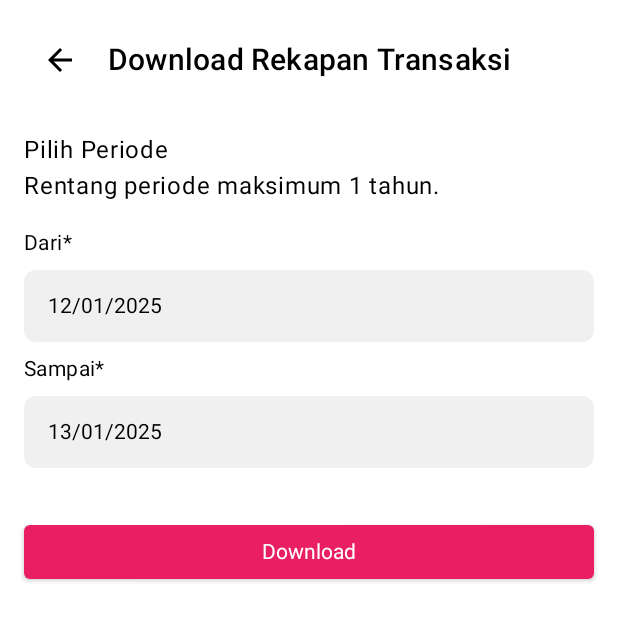
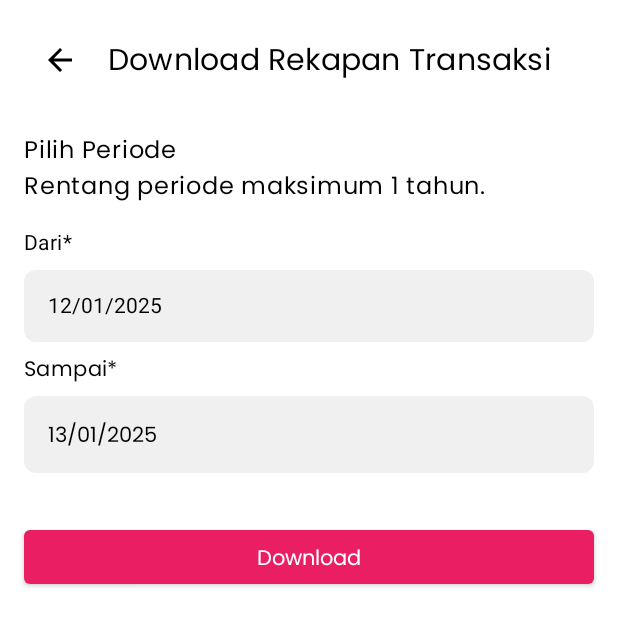
Before and after one commit to Afianfebrianto/Pengelola-Keuangan, an Android app built with Jetpack Compose: the DownloadScreen screen opened through its navigation route, on a phone screen of 412 x 824 dp. Shown: the top 626 px of the screen. Run offline under Robolectric (Android 15) with nearby library versions, the phone set to English and light mode, and no system bars; our stand-ins replace Room's generated code, livedata-compose.

Commit message:
ubah Font Next -ubah Font Pdf -Fonweight PDF juga keknya deh

```diff
--- a/app/src/main/java/com/project/pengelolakeuangan/ui/component/DownloadScreen.kt
+++ b/app/src/main/java/com/project/pengelolakeuangan/ui/component/DownloadScreen.kt
@@ -32,6 +32,7 @@ import androidx.compose.ui.graphics.Color
 import androidx.compose.ui.platform.LocalContext
 import androidx.compose.ui.unit.dp
 import androidx.navigation.NavHostController
+import com.project.pengelolakeuangan.utils.poppinsFamily
 import java.time.LocalDate
 import java.time.format.DateTimeFormatter
 
@@ -73,14 +74,16 @@ fun DownloadScreen(
                 Spacer(modifier = Modifier.width(8.dp))
                 Text(
                     text = "Download Rekapan Transaksi",
-                    style = MaterialTheme.typography.h6
+                    style = MaterialTheme.typography.h6,
+                    fontFamily = poppinsFamily
                 )
             }
 
             Spacer(modifier = Modifier.height(24.dp))
             Text(
                 text = "Pilih Periode\nRentang periode maksimum 1 tahun.",
-                style = MaterialTheme.typography.body1
+                style = MaterialTheme.typography.body1,
+                fontFamily = poppinsFamily
             )
             Spacer(modifier = Modifier.height(16.dp))
 
@@ -99,7 +102,7 @@ fun DownloadScreen(
                 Text(text = startDate.value.format(dateFormatter))
             }
 
-            Text(text = "Sampai*", style = MaterialTheme.typography.body2)
+            Text(text = "Sampai*", style = MaterialTheme.typography.body2, fontFamily = poppinsFamily)
             Box(
                 modifier = Modifier
                     .fillMaxWidth()
@@ -111,7 +114,7 @@ fun DownloadScreen(
                     .clickable { showDatePicker.value = true to "end" }
                     .padding(16.dp)
             ) {
-                Text(text = endDate.value.format(dateFormatter))
+                Text(text = endDate.value.format(dateFormatter), fontFamily = poppinsFamily)
             }
 
             Spacer(modifier = Modifier.height(24.dp))
@@ -142,7 +145,7 @@ fun DownloadScreen(
                     backgroundColor = if (isValidPeriod) Color(0xFFE91E63) else Color.Gray
                 )
             ) {
-                Text(text = "Download", color = Color.White)
+                Text(text = "Download", color = Color.White, fontFamily = poppinsFamily)
             }
 
             if (showDatePicker.value.first) {
--- a/app/src/main/java/com/project/pengelolakeuangan/ui/component/DropdownMenu.kt
+++ b/app/src/main/java/com/project/pengelolakeuangan/ui/component/DropdownMenu.kt
@@ -11,6 +11,7 @@ import androidx.compose.runtime.mutableStateOf
 import androidx.compose.runtime.remember
 import androidx.compose.runtime.setValue
 import androidx.compose.ui.Modifier
+import com.project.pengelolakeuangan.utils.poppinsFamily
 
 @Composable
 fun DropdownMenu(
@@ -34,7 +35,7 @@ fun DropdownMenu(
                     onOptionSelected(option)
                     expanded = false
                 }) {
-                    Text(option)
+                    Text(option, fontFamily = poppinsFamily)
                 }
             }
         }
--- a/app/src/main/java/com/project/pengelolakeuangan/ui/component/FinancialSummary.kt
+++ b/app/src/main/java/com/project/pengelolakeuangan/ui/component/FinancialSummary.kt
@@ -15,8 +15,10 @@ import androidx.compose.runtime.Composable
 import androidx.compose.ui.Alignment
 import androidx.compose.ui.Modifier
 import androidx.compose.ui.graphics.Color
+import androidx.compose.ui.text.font.FontWeight
 import androidx.compose.ui.unit.dp
 import com.project.pengelolakeuangan.utils.formatToRupiahh
+import com.project.pengelolakeuangan.utils.poppinsFamily
 
 @Composable
 fun FinancialSummary(
@@ -40,20 +42,22 @@ fun FinancialSummary(
                 horizontalArrangement = Arrangement.SpaceBetween
             ) {
                 Column(horizontalAlignment = Alignment.CenterHorizontally) {
-                    Text(text = "Pemasukan", style = MaterialTheme.typography.body1)
+                    Text(text = "Pemasukan", style = MaterialTheme.typography.body1, fontFamily = poppinsFamily, fontWeight = FontWeight.Bold)
                     Text(
                         text = "${formatToRupiahh(totalIncome)}",
                         style = MaterialTheme.typography.h6,
-                        color = Color(0xFF4CAF50)
+                        color = Color(0xFF4CAF50),
+                        fontFamily = poppinsFamily
                     )
                 }
 
                 Column(horizontalAlignment = Alignment.CenterHorizontally) {
-                    Text(text = "Pengeluaran", style = MaterialTheme.typography.body1)
+                    Text(text = "Pengeluaran", style = MaterialTheme.typography.body1, fontFamily = poppinsFamily, fontWeight = FontWeight.Bold)
                     Text(
                         text = "${formatToRupiahh(totalExpense)}",
                         style = MaterialTheme.typography.h6,
-                        color = Color(0xFFF44336)
+                        color = Color(0xFFF44336),
+                        fontFamily = poppinsFamily
                     )
                 }
             }
@@ -66,11 +70,12 @@ fun FinancialSummary(
                     .padding(top = 8.dp),
                 horizontalAlignment = Alignment.CenterHorizontally
             ) {
-                Text(text = "Saldo", style = MaterialTheme.typography.body1)
+                Text(text = "Saldo", style = MaterialTheme.typography.body1, fontFamily = poppinsFamily, fontWeight = FontWeight.Bold)
                 Text(
                     text = "${formatToRupiahh(balance)}",
                     style = MaterialTheme.typography.h6,
-                    color = Color(0xFF2196F3)
+                    color = Color(0xFF2196F3),
+                    fontFamily = poppinsFamily
                 )
             }
         }
--- a/app/src/main/java/com/project/pengelolakeuangan/ui/component/button.kt
+++ b/app/src/main/java/com/project/pengelolakeuangan/ui/component/button.kt
@@ -20,6 +20,7 @@ import androidx.compose.ui.graphics.Color
 import androidx.compose.ui.text.font.FontWeight
 import androidx.compose.ui.tooling.preview.Preview
 import androidx.compose.ui.unit.dp
+import com.project.pengelolakeuangan.utils.poppinsFamily
 
 @Composable
 fun WelcomeButton(
@@ -47,7 +48,9 @@ fun WelcomeButton(
             text = text,
             color = Color.Black,
             style = MaterialTheme.typography.body1,
-            fontWeight = FontWeight.Bold
+            fontWeight = FontWeight.Bold,
+            fontFamily = poppinsFamily
+
         )
     }
 }
--- a/app/src/main/java/com/project/pengelolakeuangan/ui/navigation/AppNavGraph.kt
+++ b/app/src/main/java/com/project/pengelolakeuangan/ui/navigation/AppNavGraph.kt
@@ -21,6 +21,7 @@ import androidx.navigation.NavHostController
 import androidx.navigation.compose.currentBackStackEntryAsState
 import com.project.pengelolakeuangan.R
 import com.project.pengelolakeuangan.ui.viewModel.TransaksiViewModel
+import com.project.pengelolakeuangan.utils.poppinsFamily
 
 
 @Composable
@@ -91,6 +92,7 @@ fun BottomNavigationBar(currentRoute: String?, onItemSelected: (String) -> Unit)
                         modifier = Modifier.background(Color.Transparent) // Menjadikan background label transparan
                     ) {
                         Text(
+                            fontFamily = poppinsFamily,
                             text = screen.route.capitalize(),
                             color = Color.Black // Menentukan warna teks
                         )
--- a/app/src/main/java/com/project/pengelolakeuangan/ui/screens/beranda/Home.kt
+++ b/app/src/main/java/com/project/pengelolakeuangan/ui/screens/beranda/Home.kt
@@ -35,6 +35,7 @@ import com.project.pengelolakeuangan.ui.component.FinancialSummary
 import com.project.pengelolakeuangan.ui.component.TransactionItem
 import com.project.pengelolakeuangan.ui.navigation.Screen
 import com.project.pengelolakeuangan.ui.viewModel.TransaksiViewModel
+import com.project.pengelolakeuangan.utils.poppinsFamily
 import java.time.LocalDate
 import java.time.format.DateTimeFormatter
 
@@ -103,7 +104,8 @@ fun HomeScreen(navController: NavHostController, viewModel: TransaksiViewModel)
                     Text(
                         text = selectedDate.value.format(dateFormatter),
                         color = Color.White,
-                        style = MaterialTheme.typography.h6
+                        style = MaterialTheme.typography.h6,
+                        fontFamily = poppinsFamily
                     )
                 }
 
--- a/app/src/main/java/com/project/pengelolakeuangan/ui/screens/rekap/Rekap.kt
+++ b/app/src/main/java/com/project/pengelolakeuangan/ui/screens/rekap/Rekap.kt
@@ -35,6 +35,7 @@ import com.project.pengelolakeuangan.ui.component.FinancialSummary
 import com.project.pengelolakeuangan.ui.component.TransactionItem
 import com.project.pengelolakeuangan.ui.navigation.Screen
 import com.project.pengelolakeuangan.ui.viewModel.TransaksiViewModel
+import com.project.pengelolakeuangan.utils.poppinsFamily
 import java.time.LocalDate
 import java.time.format.DateTimeFormatter
 
@@ -96,7 +97,8 @@ fun RekapScreen(navController: NavHostController, viewModel: TransaksiViewModel)
 
                 Text(
                     text = currentDate.value.format(monthYearFormatter),
-                    style = MaterialTheme.typography.h6
+                    style = MaterialTheme.typography.h6,
+                    fontFamily = poppinsFamily
                 )
 
                 IconButton(onClick = {
--- a/app/src/main/java/com/project/pengelolakeuangan/ui/screens/transaksi/Transaksi.kt
+++ b/app/src/main/java/com/project/pengelolakeuangan/ui/screens/transaksi/Transaksi.kt
@@ -28,6 +28,7 @@ import androidx.compose.ui.unit.dp
 import com.project.pengelolakeuangan.R
 import com.project.pengelolakeuangan.ui.component.TransactionItem
 import com.project.pengelolakeuangan.ui.viewModel.TransaksiViewModel
+import com.project.pengelolakeuangan.utils.poppinsFamily
 
 @Composable
 fun TransactionsScreen(navigateToForm: (isIncome: Boolean) -> Unit, viewModel: TransaksiViewModel) {
@@ -44,7 +45,8 @@ fun TransactionsScreen(navigateToForm: (isIncome: Boolean) -> Unit, viewModel: T
         Text(
             text = "Transaksi",
             style = MaterialTheme.typography.h5,
-            modifier = Modifier.padding(bottom = 32.dp)
+            modifier = Modifier.padding(bottom = 32.dp),
+            fontFamily = poppinsFamily
         )
 
         // Tombol untuk Pemasukan dan Pengeluaran
@@ -84,7 +86,7 @@ fun TransactionsScreen(navigateToForm: (isIncome: Boolean) -> Unit, viewModel: T
                         tint = Color.White
                     )
                     Spacer(modifier = Modifier.width(8.dp))
-                    Text(text = "Pengeluaran", color = Color.White)
+                    Text(text = "Pengeluaran", color = Color.White,fontFamily = poppinsFamily)
                 }
             }
         }
--- /dev/null
+++ b/app/src/main/java/com/project/pengelolakeuangan/utils/Font.kt
@@ -0,0 +1,11 @@
+package com.project.pengelolakeuangan.utils
+
+import androidx.compose.ui.text.font.Font
+import androidx.compose.ui.text.font.FontFamily
+import androidx.compose.ui.text.font.FontWeight
+import com.project.pengelolakeuangan.R
+
+val poppinsFamily = FontFamily(
+    Font(R.font.poppins_regular, FontWeight.Normal),
+    Font(R.font.poppins_bold, FontWeight.Bold)
+)
--- a/gradle/libs.versions.toml
+++ b/gradle/libs.versions.toml
@@ -1,6 +1,6 @@
 [versions]
 accompanistCharts = "0.1.0"
-agp = "8.7.3"
+agp = "8.8.0"
 kotlin = "2.0.0"
 coreKtx = "1.15.0"
 junit = "4.13.2"
```
Also changed, not shown: app/src/main/java/com/project/pengelolakeuangan/ui/component/SearchScreen.kt (+6 -3 lines), app/src/main/java/com/project/pengelolakeuangan/ui/component/SettingsScreen.kt (+8 -5 lines), app/src/main/java/com/project/pengelolakeuangan/ui/component/TransactionFormScreen.kt (+7 -5 lines), app/src/main/java/com/project/pengelolakeuangan/ui/component/TransactionItem.kt (+7 -4 lines), app/src/main/java/com/project/pengelolakeuangan/ui/screens/profile/Profile.kt (+11 -5 lines), app/src/main/java/com/project/pengelolakeuangan/ui/screens/splash/WelcomeScreen.kt (+7 -2 lines), gradle/wrapper/gradle-wrapper.properties.
